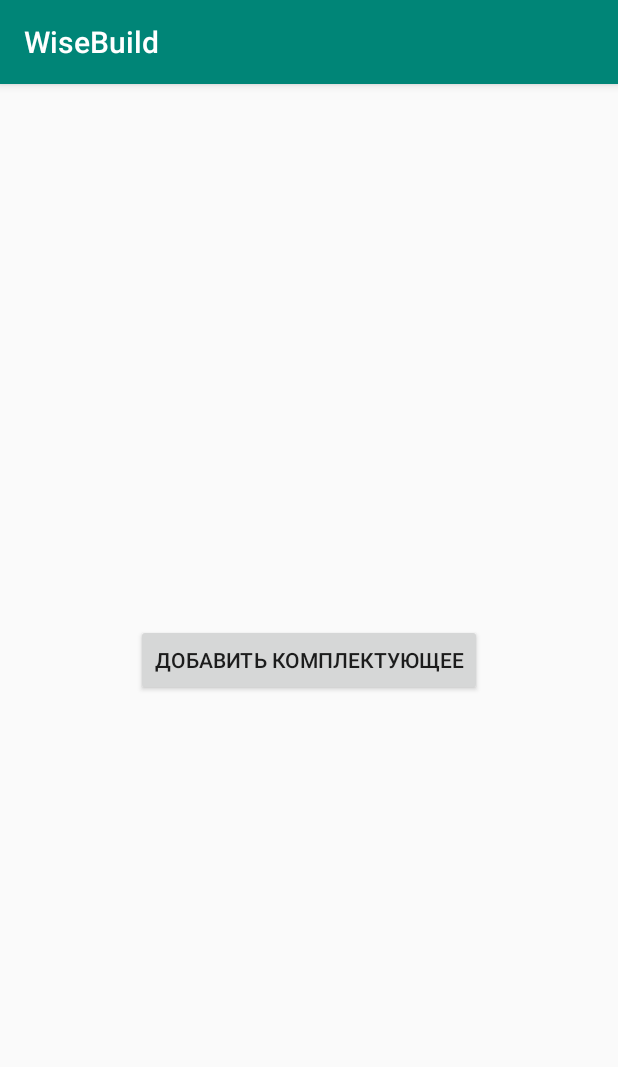
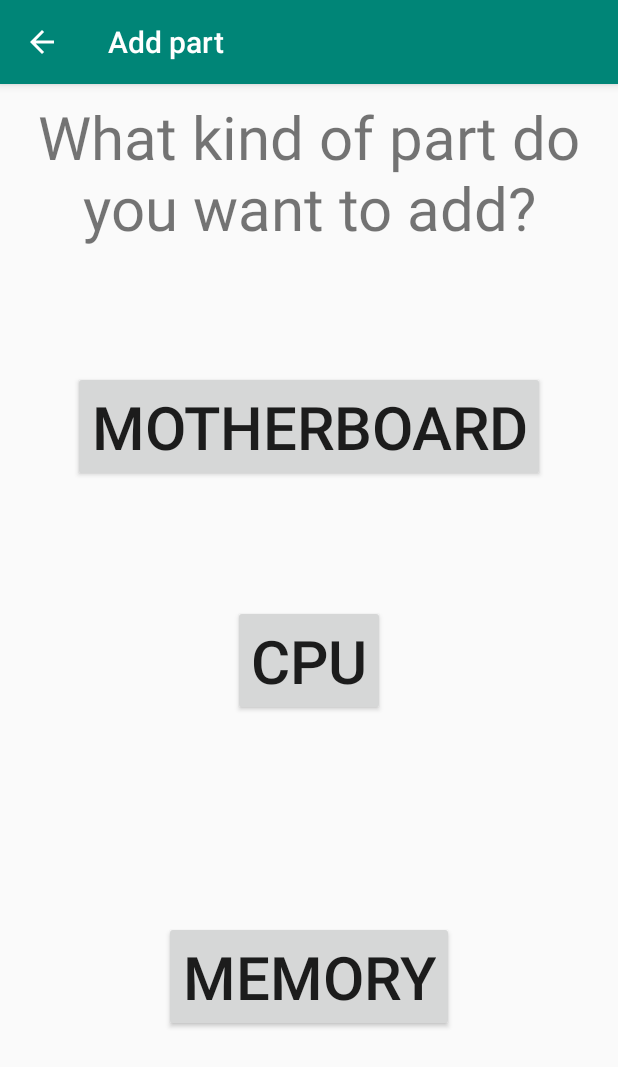
Before and after one commit to abbysoft-team/WiseBuild, an Android app: the screen it shows after launch (MainActivity before the commit, AddPartActivity after it), after a tap on "ДОБАВИТЬ КОМПЛЕКТУЮЩЕЕ", on a phone screen of 412 x 824 dp. Shown: the top 1067 px of the screen. Run offline under Robolectric (Android 15) with nearby library versions, the phone set to English and light mode, and no system bars.

Commit message:
added stubs for creation of new components

```diff
--- a/app/src/main/java/ru/abbysoft/wisebuild/MainActivity.java
+++ b/app/src/main/java/ru/abbysoft/wisebuild/MainActivity.java
@@ -2,6 +2,7 @@ package ru.abbysoft.wisebuild;
 
 import androidx.appcompat.app.AppCompatActivity;
 
+import android.content.Intent;
 import android.os.Bundle;
 import android.view.View;
 import android.widget.Toast;
@@ -24,10 +25,8 @@ public class MainActivity extends AppCompatActivity {
      * @param view addPartButton
      */
     public void addPartButtonClicked(View view) {
-        // TODO show activity with part creation
-        // read about activities and fragments
-        // decide what to use it that case
+        Intent intent = new Intent(this, AddPartActivity.class);
 
-        Toast.makeText(this, "This action is not done yet", Toast.LENGTH_LONG).show();
+        startActivity(intent);
     }
 }
--- a/app/src/main/java/ru/abbysoft/wisebuild/storage/DBInterface.java
+++ b/app/src/main/java/ru/abbysoft/wisebuild/storage/DBInterface.java
@@ -2,7 +2,7 @@ package ru.abbysoft.wisebuild.storage;
 
 import java.util.ArrayList;
 
-import ru.abbysoft.wisebuild.ru.abbysoft.wisebuild.model.ComputerPart;
+import ru.abbysoft.wisebuild.model.ComputerPart;
 
 /**
  * Interface for DB realisation
--- a/app/src/main/res/layout/activity_add_part.xml
+++ b/app/src/main/res/layout/activity_add_part.xml
@@ -6,4 +6,73 @@
     android:layout_height="match_parent"
     tools:context=".AddPartActivity">
 
+    <Button
+        android:id="@+id/add_motherboard_button"
+        android:layout_width="wrap_content"
+        android:layout_height="wrap_content"
+        android:layout_marginStart="8dp"
+        android:layout_marginLeft="8dp"
+        android:layout_marginTop="8dp"
+        android:layout_marginEnd="8dp"
+        android:layout_marginRight="8dp"
+        android:layout_marginBottom="8dp"
+        android:onClick="addMotherboard"
+        android:text="@string/motherboard"
+        android:textSize="40sp"
+        app:layout_constraintBottom_toTopOf="@+id/add_cpu_button"
+        app:layout_constraintEnd_toEndOf="parent"
+        app:layout_constraintStart_toStartOf="parent"
+        app:layout_constraintTop_toBottomOf="@+id/textView2" />
+
+    <Button
+        android:id="@+id/add_cpu_button"
+        android:layout_width="wrap_content"
+        android:layout_height="wrap_content"
+        android:layout_marginStart="8dp"
+        android:layout_marginLeft="8dp"
+        android:layout_marginTop="8dp"
+        android:layout_marginEnd="8dp"
+        android:layout_marginRight="8dp"
+        android:layout_marginBottom="8dp"
+        android:onClick="addCPU"
+        android:text="@string/cpu"
+        android:textSize="40sp"
+        app:layout_constraintBottom_toBottomOf="parent"
+        app:layout_constraintEnd_toEndOf="parent"
+        app:layout_constraintStart_toStartOf="parent"
+        app:layout_constraintTop_toTopOf="parent" />
+
+    <Button
+        android:id="@+id/add_memory_button"
+        android:layout_width="wrap_content"
+        android:layout_height="wrap_content"
+        android:layout_marginStart="8dp"
+        android:layout_marginLeft="8dp"
+        android:layout_marginTop="8dp"
+        android:layout_marginEnd="8dp"
+        android:layout_marginRight="8dp"
+        android:layout_marginBottom="8dp"
+        android:onClick="addMemory"
+        android:text="@string/memory"
+        android:textSize="40sp"
+        app:layout_constraintBottom_toBottomOf="parent"
+        app:layout_constraintEnd_toEndOf="parent"
+        app:layout_constraintStart_toStartOf="parent"
+        app:layout_constraintTop_toBottomOf="@+id/add_cpu_button" />
+
+    <TextView
+        android:id="@+id/textView2"
+        android:layout_width="wrap_content"
+        android:layout_height="wrap_content"
+        android:layout_marginStart="8dp"
+        android:layout_marginLeft="8dp"
+        android:layout_marginTop="8dp"
+        android:layout_marginEnd="8dp"
+        android:layout_marginRight="8dp"
+        android:gravity="center"
+        android:text="@string/add_part_category_choose_tooltip"
+        android:textSize="40sp"
+        app:layout_constraintEnd_toEndOf="parent"
+        app:layout_constraintStart_toStartOf="parent"
+        app:layout_constraintTop_toTopOf="parent" />
 </androidx.constraintlayout.widget.ConstraintLayout>
--- a/app/src/main/res/values/strings.xml
+++ b/app/src/main/res/values/strings.xml
@@ -1,4 +1,10 @@
 <resources>
     <string name="app_name">WiseBuild</string>
     <string name="add_part">Добавить комплектующее</string>
+    <string name="add_part_activity_label">Add part</string>
+    <string name="motherboard">Motherboard</string>
+    <string name="cpu">CPU</string>
+    <string name="memory">Memory</string>
+    <string name="add_part_category_choose_tooltip">What kind of part do you want to add?</string>
+    <string name="part_creation_activity">Part parameters</string>
 </resources>
```
Also changed, not shown: app/src/main/AndroidManifest.xml (+15 -1 lines), app/src/main/java/ru/abbysoft/wisebuild/AddPartActivity.java (+37 -0 lines), app/src/main/java/ru/abbysoft/wisebuild/PartCreationActivity.java (added, +33 -0 lines), app/src/main/java/ru/abbysoft/wisebuild/model/ComputerPart.java (+14 -3 lines), app/src/main/res/layout/activity_part_creation.xml (added, +23 -0 lines).
